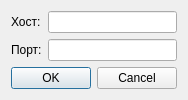
Before: the Qt Designer form Desktop Application/Sources/settingwindow.ui in PaterIntellectus/Pater-of-Repositories, drawn with Qt 5.
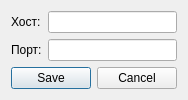
After: the same form once the commit is applied.

What changed in the file:
```diff
--- a/Desktop Application/Sources/settingwindow.ui
+++ b/Desktop Application/Sources/settingwindow.ui
@@ -57,7 +57,7 @@
       <enum>Qt::Horizontal</enum>
      </property>
      <property name="standardButtons">
-      <set>QDialogButtonBox::Cancel|QDialogButtonBox::Ok</set>
+      <set>QDialogButtonBox::Cancel|QDialogButtonBox::Save</set>
      </property>
     </widget>
    </item>
```
